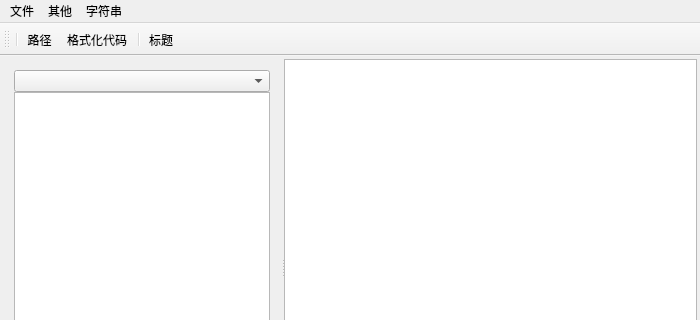
Old version of the form mainwindow.ui in the repository grandiloquent/Qt-Notepad; both pictures show x 0 to 700 and y 0 to 320 of the 700 by 500 pixel window.
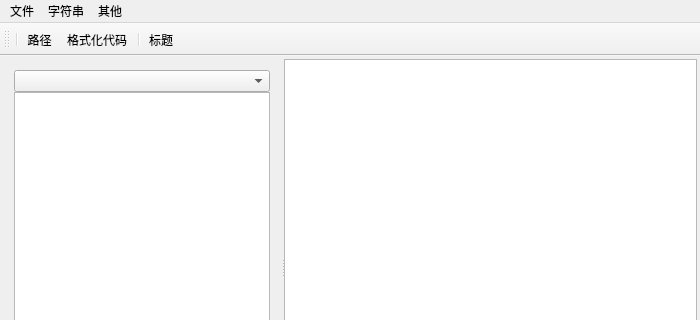
New version of the form.

What changed in the file:
```diff
--- a/mainwindow.ui
+++ b/mainwindow.ui
@@ -148,8 +148,8 @@
     <addaction name="actionEscape"/>
    </widget>
    <addaction name="menu"/>
-   <addaction name="menu_2"/>
    <addaction name="menu_3"/>
+   <addaction name="menu_2"/>
   </widget>
   <widget class="QToolBar" name="mainToolBar">
    <attribute name="toolBarArea">
```
Left out of the diff: 6 changed lines with no effect on the pictures.
